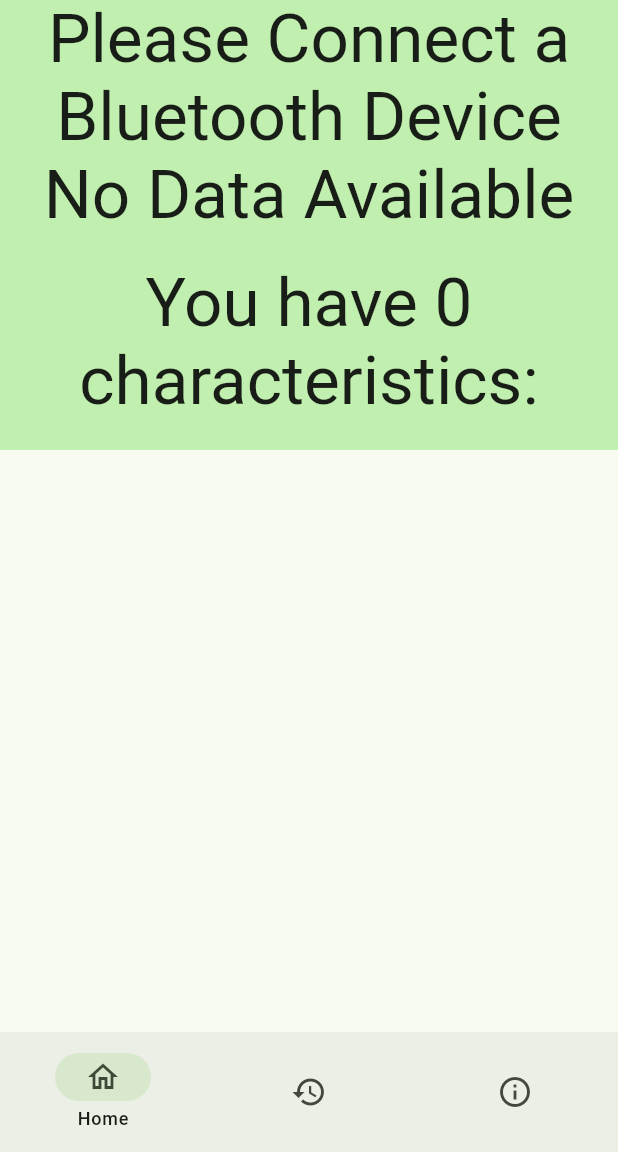
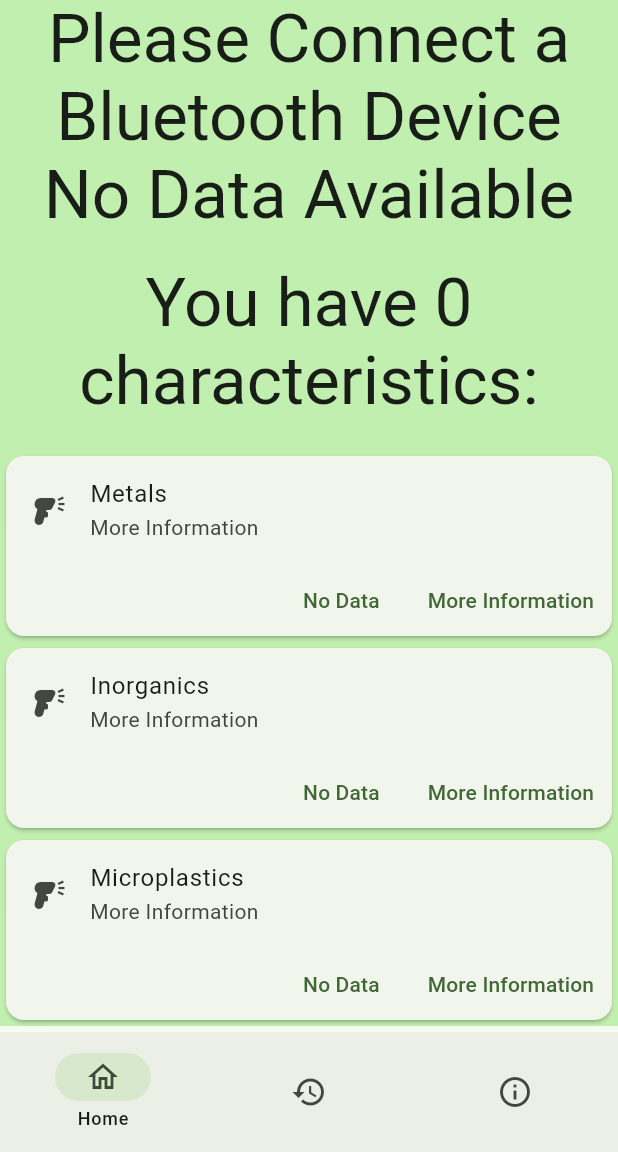
Before and after one commit to austinmedina/WaterBaddiesApp, a Flutter app: the screen it shows after launch, on a phone screen of 412 x 824 dp, the part 84-1236 px from its top. Run offline on Flutter 3.47's test engine with Material 3 defaults, Android fonts, the light colour scheme and no system bars; our stand-ins replace flutter_blue_plus, geolocator, shared_preferences, syncfusion_flutter_charts.

Commit message:
Adding comments to the functions and classes

```diff
--- a/lib/main.dart
+++ b/lib/main.dart
@@ -12,10 +12,15 @@ import 'package:geolocator/geolocator.dart';
 import 'screens/bluetooth/bluetoothBar.dart';
 import 'screens/home/barChart.dart';
 
+///The main method that instantiates an instance of the entire app
 void main() {
   return runApp(const WaterBaddiesApp());
 }
 
+///The [WaterBaddiesApp] itself which is created once upon the [main] running
+///The [build] function creates the entire view of the app, everything you see on the screen
+///In the build function, a [ChangeNotifierProvider] is used to notify any listeners of the [WaterBaddiesState]
+///The first thing you see is the [BaddiesHomePage]
 class WaterBaddiesApp extends StatelessWidget {
   const WaterBaddiesApp({super.key});
 
@@ -35,6 +40,11 @@ class WaterBaddiesApp extends StatelessWidget {
   }
 }
 
+///The [WaterBaddiesState] is a general state for the entire app
+///The state stores the currently connected [device] which should be the Raspberry Pi
+///When the device is initially connected [fetchCharacteristics] is run to get all of the characteristics of the bluetooth service
+///In the bluetoth characteristics are the values of each of the baddies (arsenic, lead, cadmium, nitrate, nitrite, and microplastics), along with each of their descriptors
+///The [subscriptions] map is created which stores listeners who listen for updates in the values on each of the characteristics
 class WaterBaddiesState extends ChangeNotifier {
   BluetoothDevice? _device;
 
@@ -43,7 +53,7 @@ class WaterBaddiesState extends ChangeNotifier {
   set device(BluetoothDevice? newDevice) {
     if (newDevice == null) throw Exception("Bluetooth device is null.");
     _device = newDevice;
-    fetchCharacteristic(_device!);
+    fetchCharacteristics(_device!);
     notifyListeners();  // Notify listeners when the device is updated
   }
 
@@ -53,7 +63,7 @@ class WaterBaddiesState extends ChangeNotifier {
 
   Map<BluetoothCharacteristic, StreamSubscription<List<int>>> subscriptions = {};
 
-  void fetchCharacteristic(BluetoothDevice device) async {
+  void fetchCharacteristics(BluetoothDevice device) async {
     if (_device == null) throw Exception("Bluetooth device not set.");
 
     final targetServiceUuid = "00000001-710e-4a5b-8d75-3e5b444bc3cf"; // Your service UUID
@@ -123,11 +133,19 @@ class WaterBaddiesState extends ChangeNotifier {
   }
 }
 
+///The [BaddiesHomePage] is the first thing the user sees upon loading the app. It is able to be reactive because of the [_BaddiesHomePageState]
 class BaddiesHomePage extends StatefulWidget {
   @override
   State<BaddiesHomePage> createState() => _BaddiesHomePageState();
 }
 
+///The [build] function in the [_BaddiesHomePageState] is what finally creates the first visable entity in the app
+///The current [page] is stored as a variable so we can change the page using a [NavigationBar]
+///The [currentPageIndex] is set to the index of the currently selected NavigationDestination
+///The page is consisted of an appBar which appears at the top of the screen
+///On the top right of the screen is the drawer, instantiated as a [BluetoothBar]
+///On the bottom of the screen is the [NavigationBar] which is used to change pages
+///In the body is the current [page] that is being displayed
 class _BaddiesHomePageState extends State<BaddiesHomePage> {
   int currentPageIndex = 0;
 
@@ -202,6 +220,8 @@ class _BaddiesHomePageState extends State<BaddiesHomePage> {
   }
 }
 
+///[WaterBaddiesInfo] is one of the pages in the body of the [BaddiesHomePage]
+///It creates the [_WaterBaddiesInfoState] which displays data on our baddies, and charts of the current data from the raspberry pi
 class WaterBaddiesInfo extends StatefulWidget {
   const WaterBaddiesInfo({super.key});
 
@@ -270,6 +290,39 @@ class _WaterBaddiesInfoState extends State<WaterBaddiesInfo> {
     return await Geolocator.getCurrentPosition();
   }
 
+  List<String> _getHealthy(Map<String, double> newData) {
+    //This function provides warning messages for which materials were above their EPA approved threasholds
+    //todo: Update the newData to fetch more specific than 'Inorganics' and 'Metals'
+    List<String> warningMessages = [];
+
+    if (newData.containsKey('Microplastics') && newData['Microplastics']! > maxQuantities['Microplastics']!) {
+      warningMessages.add("High Microplastic Levels");
+    }
+
+    if (newData.containsKey('Inorganics')) {
+      if (newData['Inorganics']! > maxQuantities['Nitrites']!) {
+        warningMessages.add("High Nitrites Levels");
+      }
+      if (newData['Inorganics']! > maxQuantities['Nitrates']!) {
+        warningMessages.add("High Nitrate Levels");
+      }
+    }
+
+    if (newData.containsKey('Metals')) {
+      if (newData['Metals']! > maxQuantities['Cadmium']!) {
+        warningMessages.add("High Cadmium Levels");
+      }
+      if (newData['Metals']! > maxQuantities['Arsenic']!) {
+        warningMessages.add("High Arsenic Levels");
+      }
+      if (newData['Metals']! > maxQuantities['Lead']!) {
+        warningMessages.add("High Lead Levels");
+      }
+    }
+
+    return warningMessages;
+  }
+
   void addHistory(Map<String, double> newData) async {
     final prefs = await SharedPreferences.getInstance();
     List<Map<String, dynamic>> historyInfo = [];
@@ -291,9 +344,12 @@ class _WaterBaddiesInfoState extends State<WaterBaddiesInfo> {
       "nitrate": newData["Inorganics Concentration"],
       "nitrite": newData["Inorganics Concentration"],
       "microplastics": newData["Microplastic Concentration"],
-      "location": _getLocation()
+      "location": _getLocation(),
+      "healthy": _getHealthy(newData)
       }
     );
+
+    await prefs.setString('history', jsonEncode(historyInfo));
   }
 
   void _updateDisplayedData() {
@@ -358,7 +414,6 @@ class _WaterBaddiesInfoState extends State<WaterBaddiesInfo> {
               padding: const EdgeInsets.all(20),
               child: Text('You have ${_displayedData.keys.length} characteristics:'),
             ),
-            if (_displayedData.isNotEmpty)
             Column(
               children: [
               InfoCard(
@@ -372,17 +427,17 @@ class _WaterBaddiesInfoState extends State<WaterBaddiesInfo> {
                         ? [
                             {
                               'name': 'Cadmium',
-                                'maxQuantity': 90,
+                              'maxQuantity': maxQuantities['Cadmium'],
                               'quantity': _displayedData["Metal Concentration"]
                             },
                             {
                               'name': 'Arsenic',
-                                'maxQuantity': 95,
+                              'maxQuantity': maxQuantities['Arsenic'],
                               'quantity': _displayedData["Metal Concentration"]
                             },
                             {
                               'name': 'Lead',
-                                'maxQuantity': 60,
+                              'maxQuantity': maxQuantities['Lead'],
                               'quantity': _displayedData["Metal Concentration"]
                             }
                           ]
@@ -398,13 +453,13 @@ class _WaterBaddiesInfoState extends State<WaterBaddiesInfo> {
                     : _displayedData.containsKey("Inorganics Concentration")
                         ? [
                             {
-                                'name': 'Nirtrites',
-                                'maxQuantity': 75,
+                              'name': 'Nitrites',
+                              'maxQuantity': maxQuantities['Nitrites'],
                               'quantity': _displayedData["Inorganics Concentration"]
                             },
                             {
                               'name': 'Nitrates',
-                                'maxQuantity': 80,
+                              'maxQuantity': maxQuantities['Nitrates'],
                               'quantity': _displayedData["Inorganics Concentration"]
                             }
                           ]
@@ -421,7 +476,7 @@ class _WaterBaddiesInfoState extends State<WaterBaddiesInfo> {
                         ? [
                             {
                               'name': 'Microplastics',
-                                'maxQuantity': 110,
+                              'maxQuantity': maxQuantities['Microplastics'],
                               'quantity': _displayedData["Microplastic Concentration"]
                             }
                           ]
@@ -560,8 +615,6 @@ class _InfoCardState extends State<InfoCard> {
                     ],
                   ),
                   SizedBox(height: 16,),
-                  Row(
-                    children: [
                   Column(
                     crossAxisAlignment: CrossAxisAlignment.start,
                     children: <Widget>[
@@ -595,8 +648,6 @@ class _InfoCardState extends State<InfoCard> {
                   ),
                 ],
               )
-                ],
-              )
             ),
         ],
       ),
@@ -606,10 +657,12 @@ class _InfoCardState extends State<InfoCard> {
   Widget _buildSectionTitle(String title) {
     return Padding(
       padding: const EdgeInsets.only(top: 16.0, bottom: 8.0),
+      child: Expanded(
         child: Text(
         title,
         style: TextStyle(fontSize: 18, fontWeight: FontWeight.bold),
-        softWrap: true, // Allow text to wrap
+        softWrap: true,
+        )
       ),
     );
   }
@@ -617,10 +670,12 @@ class _InfoCardState extends State<InfoCard> {
   Widget _buildSubSectionTitle(String title) {
     return Padding(
       padding: const EdgeInsets.only(top: 8.0, bottom: 4.0, left: 16),
+      child: Expanded(
         child: Text(
         title,
         style: TextStyle(fontSize: 16, fontWeight: FontWeight.w500),
-        softWrap: true, // Allow text to wrap
+        softWrap: true,
+        )
       ),
     );
   }
@@ -628,9 +683,11 @@ class _InfoCardState extends State<InfoCard> {
   Widget _buildText(String text) {
     return Padding(
       padding: const EdgeInsets.only(bottom: 4.0, left: 16),
+      child: Expanded(
         child: Text(
         text,
-        softWrap: true, // Allow text to wrap
+        softWrap: true,
+        )
       ),
     );
   }
--- a/lib/utils/utils.dart
+++ b/lib/utils/utils.dart
@@ -2,3 +2,12 @@ class BooleanWrapper {
   bool value;
   BooleanWrapper(this.value);
 }
+
+Map<String, double> maxQuantities = {
+  'Cadmium': 90.0,
+  'Arsenic': 95.0,
+  'Lead': 60.0,
+  'Nitrites': 75.0,
+  'Nitrates': 80.0,
+  'Microplastics': 110.0,
+};
--- a/pubspec.yaml
+++ b/pubspec.yaml
@@ -32,4 +32,4 @@ dev_dependencies:
 flutter:
   uses-material-design: true
   assets:
-    - assets/images/
+    - images/
```
Also changed, not shown: images/HeavyMetalsDrawing.jpg (renamed from assets/images/HeavyMetalsDrawing.jpg), images/InorganicChemicalsInWater.jpg (renamed from assets/images/InorganicChemicalsInWater.jpg), images/Lead-Cadmium-Arsenic.jpg (renamed from assets/images/Lead-Cadmium-Arsenic.jpg), images/Water Baddies.jpg (renamed from assets/images/Water Baddies.jpg), 3 other files. Lines whose indentation alone changed are shown as unchanged.
